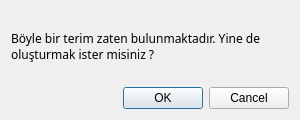
The window that ui_files/term_exists_dialog.ui (lightningcell/binomial-expansion) describes before a commit, drawn with Qt 5.
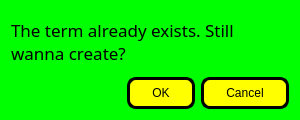
The same window after the commit.

Patch:
```diff
--- a/ui_files/term_exists_dialog.ui
+++ b/ui_files/term_exists_dialog.ui
@@ -31,16 +31,20 @@
   <property name="windowTitle">
    <string>Dialog</string>
   </property>
+  <property name="styleSheet">
+   <string notr="true">background-color: rgb(0, 255, 0);</string>
+  </property>
   <layout class="QVBoxLayout" name="verticalLayout">
    <item>
     <widget class="QLabel" name="label">
      <property name="font">
       <font>
-       <family>Monospac821 BT</family>
+       <family>Sitka Text</family>
+       <pointsize>13</pointsize>
       </font>
      </property>
      <property name="text">
-      <string>Böyle bir terim zaten bulunmaktadır. Yine de oluşturmak ister misiniz ?</string>
+      <string>The term already exists. Still wanna create?</string>
      </property>
      <property name="wordWrap">
       <bool>true</bool>
@@ -49,6 +53,20 @@
    </item>
    <item>
     <widget class="QDialogButtonBox" name="buttonBox">
+     <property name="cursor">
+      <cursorShape>PointingHandCursor</cursorShape>
+     </property>
+     <property name="styleSheet">
+      <string notr="true">QPushButton {
+	border: 3px solid black;
+	padding: 6px;
+	padding-right: 22px;
+	padding-left: 22px;
+	border-radius: 9px;
+	background-color: rgb(255, 255, 0);
+}
+</string>
+     </property>
      <property name="orientation">
       <enum>Qt::Horizontal</enum>
      </property>
```
